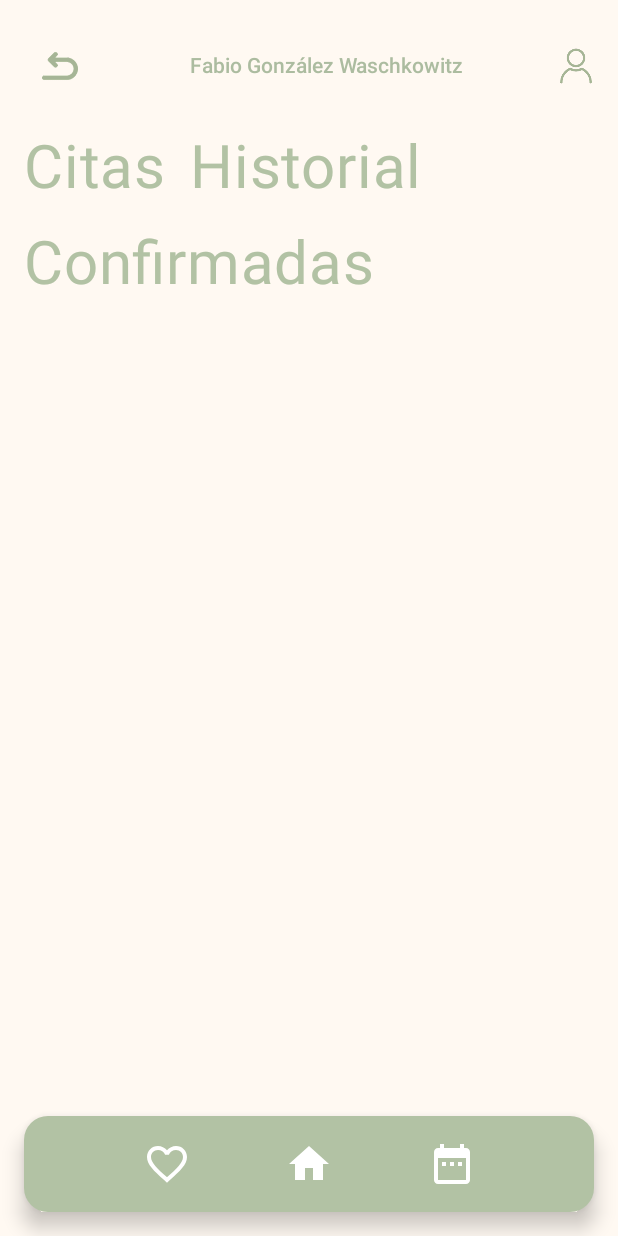
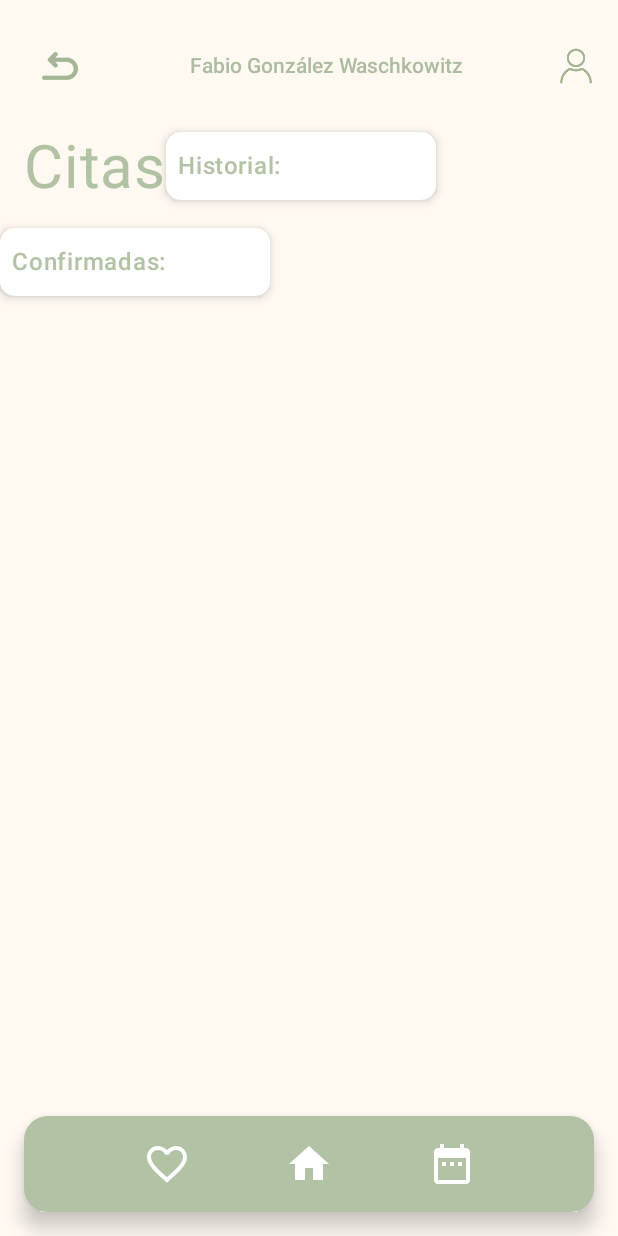
Before and after one commit to FabioGonzalez2005/FabioProyectoFinal, an Android app built with Jetpack Compose: the AppointmentsScreen screen opened through its navigation route, on a phone screen of 412 x 824 dp. Run offline under Robolectric (Android 15) with nearby library versions, the phone set to English and light mode, and no system bars.

Commit message:
Creamos diseño de historial y confirmadas

```diff
--- a/frontend/app/src/main/java/com/example/fabioproyectofinal/view/screens/AppointmentsScreen.kt
+++ b/frontend/app/src/main/java/com/example/fabioproyectofinal/view/screens/AppointmentsScreen.kt
@@ -2,31 +2,20 @@ package com.example.fabioproyectofinal.view.screens
 
 import androidx.compose.foundation.background
 import androidx.compose.foundation.layout.*
-import androidx.compose.foundation.lazy.LazyColumn
-import androidx.compose.foundation.lazy.items
 import androidx.compose.foundation.shape.RoundedCornerShape
-import androidx.compose.material.icons.Icons
-import androidx.compose.material.icons.filled.Search
 import androidx.compose.material3.*
 import androidx.compose.runtime.*
+import androidx.compose.ui.Alignment
 import androidx.compose.ui.Modifier
 import androidx.compose.ui.graphics.Color
+import androidx.compose.ui.text.font.FontWeight
 import androidx.compose.ui.unit.dp
 import androidx.compose.ui.unit.sp
 import androidx.navigation.NavHostController
-import com.example.fabioproyectofinal.model.data.Clinic
-import com.example.fabioproyectofinal.model.data.clinics
-import com.example.fabioproyectofinal.view.components.ClinicaCard
 import com.example.fabioproyectofinal.view.components.TopBar
 
 @Composable
 fun AppointmentsScreen(navController: NavHostController) {
-    var searchText by remember { mutableStateOf("") }
-    val clinicasFiltradas = clinics.filter {
-        it.name.contains(searchText, ignoreCase = true) ||
-                it.address.contains(searchText, ignoreCase = true)
-    }
-
     Column(
         modifier = Modifier
             .fillMaxSize()
@@ -37,6 +26,7 @@ fun AppointmentsScreen(navController: NavHostController) {
         TopBar("Fabio González Waschkowitz", navController = navController) { /* Acción */ }
         // "Buscador"
         Row {
+            // "Citas"
             Text(
                 text = "Citas",
                 color = Color(0xFFB2C2A4),
@@ -44,20 +34,48 @@ fun AppointmentsScreen(navController: NavHostController) {
                 modifier = Modifier
                     .padding(start = 16.dp, bottom = 16.dp)
             )
-            Text(
-                text = "Historial",
-                color = Color(0xFFB2C2A4),
-                fontSize = 40.sp,
+            // "Historia"
+            Card(
                 modifier = Modifier
-                    .padding(start = 16.dp, bottom = 16.dp)
-            )
+                    .size(width = 180.dp, height = 45.dp),
+                shape = RoundedCornerShape(10.dp),
+                elevation = CardDefaults.cardElevation(defaultElevation = 4.dp),
+                colors = CardDefaults.cardColors(containerColor = Color.White)
+            ) {
+                Box(
+                    modifier = Modifier.fillMaxSize(),
+                    contentAlignment = Alignment.CenterStart
+                ) {
+                    Text(
+                        text = "Historial:",
+                        fontSize = 16.sp,
+                        fontWeight = FontWeight.SemiBold,
+                        color = Color(0xFFB2C2A4),
+                        modifier = Modifier.padding(start = 8.dp)
+                    )
+                }
+            }
         }
-        Text(
-            text = "Confirmadas",
-            color = Color(0xFFB2C2A4),
-            fontSize = 40.sp,
+        // "Confirmadas"
+        Card(
             modifier = Modifier
-                .padding(start = 16.dp, bottom = 16.dp)
-        )
+                .size(width = 180.dp, height = 45.dp),
+            shape = RoundedCornerShape(10.dp),
+            elevation = CardDefaults.cardElevation(defaultElevation = 4.dp),
+            colors = CardDefaults.cardColors(containerColor = Color.White)
+        ) {
+            Box(
+                modifier = Modifier.fillMaxSize(),
+                contentAlignment = Alignment.CenterStart
+            ) {
+                Text(
+                    text = "Confirmadas:",
+                    fontSize = 16.sp,
+                    fontWeight = FontWeight.SemiBold,
+                    color = Color(0xFFB2C2A4),
+                    modifier = Modifier.padding(start = 8.dp)
+                )
+            }
+        }
     }
 }
```
